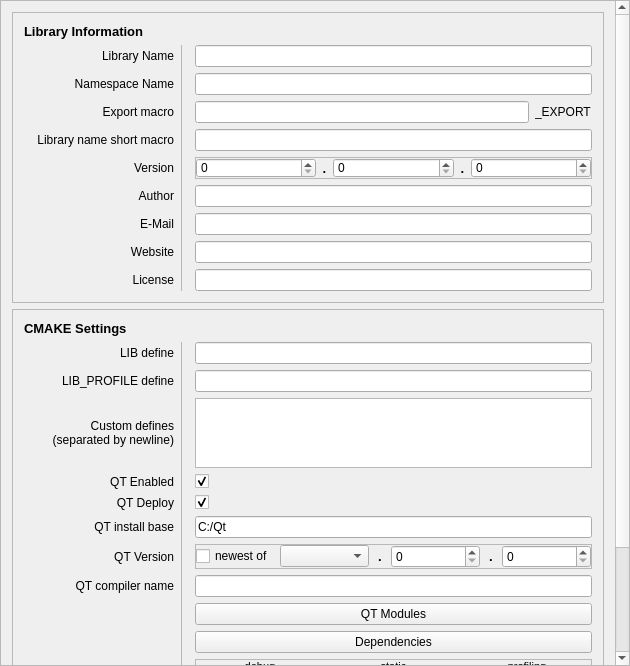
KROIA/CmakeLibCreator, file core/ui/ProjectSettingsDialog.ui: the form before one commit.
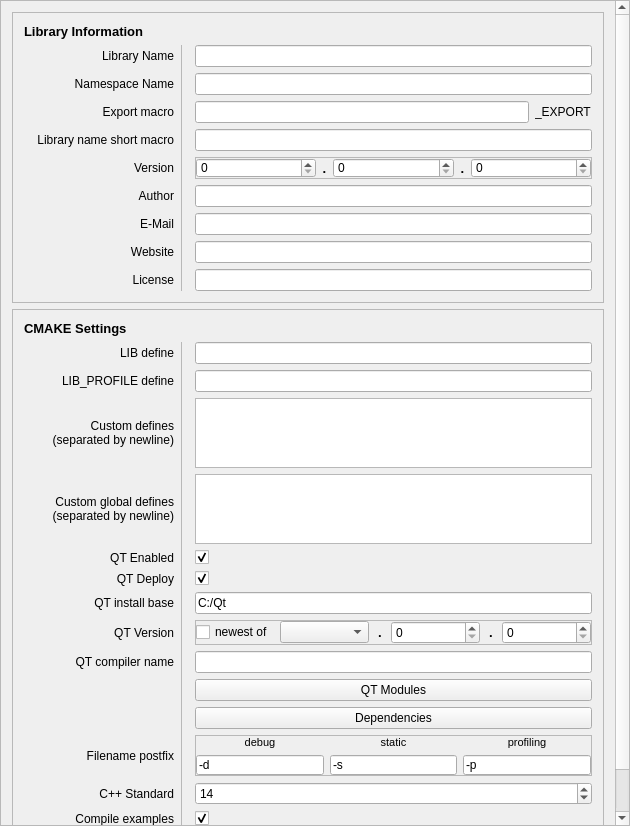
The form after the commit.

```diff
--- a/core/ui/ProjectSettingsDialog.ui
+++ b/core/ui/ProjectSettingsDialog.ui
@@ -7,7 +7,7 @@
     <x>0</x>
     <y>0</y>
     <width>630</width>
-    <height>666</height>
+    <height>826</height>
    </rect>
   </property>
   <property name="minimumSize">
@@ -44,9 +44,9 @@
       <property name="geometry">
        <rect>
         <x>0</x>
-        <y>-39</y>
+        <y>0</y>
         <width>614</width>
-        <height>779</height>
+        <height>855</height>
        </rect>
       </property>
       <layout class="QVBoxLayout" name="verticalLayout_2">
@@ -374,7 +374,101 @@
           <number>1</number>
          </property>
          <layout class="QGridLayout" name="gridLayout_2" columnminimumwidth="150,0,0,0">
-          <item row="11" column="3">
+          <item row="2" column="0">
+           <widget class="QLabel" name="label_12">
+            <property name="text">
+             <string>LIB_PROFILE define</string>
+            </property>
+            <property name="alignment">
+             <set>Qt::AlignRight|Qt::AlignTrailing|Qt::AlignVCenter</set>
+            </property>
+           </widget>
+          </item>
+          <item row="14" column="0">
+           <widget class="QLabel" name="label_20">
+            <property name="text">
+             <string>Compile examples</string>
+            </property>
+            <property name="alignment">
+             <set>Qt::AlignRight|Qt::AlignTrailing|Qt::AlignVCenter</set>
+            </property>
+           </widget>
+          </item>
+          <item row="14" column="3">
+           <widget class="QCheckBox" name="compileExamples_checkBox">
+            <property name="text">
+             <string/>
+            </property>
+            <property name="checked">
+             <bool>true</bool>
+            </property>
+           </widget>
+          </item>
+          <item row="6" column="0">
+           <widget class="QLabel" name="label_14">
+            <property name="text">
+             <string>QT Deploy</string>
+            </property>
+            <property name="alignment">
+             <set>Qt::AlignRight|Qt::AlignTrailing|Qt::AlignVCenter</set>
+            </property>
+           </widget>
+          </item>
+          <item row="12" column="0">
+           <widget class="QLabel" name="label_15">
+            <property name="text">
+             <string>Filename postfix</string>
+            </property>
+            <property name="alignment">
+             <set>Qt::AlignRight|Qt::AlignTrailing|Qt::AlignVCenter</set>
+            </property>
+           </widget>
+          </item>
+          <item row="5" column="3">
+           <widget class="QCheckBox" name="qtEnable_checkBox">
+            <property name="text">
+             <string/>
+            </property>
+            <property name="checked">
+             <bool>true</bool>
+            </property>
+           </widget>
+          </item>
+          <item row="5" column="0">
+           <widget class="QLabel" name="label_13">
+            <property name="text">
+             <string>QT Enabled</string>
+            </property>
+            <property name="alignment">
+             <set>Qt::AlignRight|Qt::AlignTrailing|Qt::AlignVCenter</set>
+            </property>
+           </widget>
+          </item>
+          <item row="7" column="3">
+           <widget class="QLineEdit" name="qt_installBasePath_lineEdit">
+            <property name="text">
+             <string>C:/Qt</string>
+            </property>
+           </widget>
+          </item>
+          <item row="9" column="3">
+           <widget class="QLineEdit" name="qt_compilerName_lineEdit"/>
+          </item>
+          <item row="3" column="3">
+           <widget class="QPlainTextEdit" name="customDefines_plainTextEdit">
+            <property name="plainText">
+             <string/>
+            </property>
+           </widget>
+          </item>
+          <item row="2" column="3">
+           <widget class="QLineEdit" name="libProfileDefine_lineEdit">
+            <property name="text">
+             <string/>
+            </property>
+           </widget>
+          </item>
+          <item row="12" column="3">
            <widget class="QFrame" name="version_frame_2">
             <property name="sizePolicy">
              <sizepolicy hsizetype="Minimum" vsizetype="Minimum">
@@ -500,26 +594,6 @@
             </layout>
            </widget>
           </item>
-          <item row="5" column="0">
-           <widget class="QLabel" name="label_14">
-            <property name="text">
-             <string>QT Deploy</string>
-            </property>
-            <property name="alignment">
-             <set>Qt::AlignRight|Qt::AlignTrailing|Qt::AlignVCenter</set>
-            </property>
-           </widget>
-          </item>
-          <item row="7" column="0">
-           <widget class="QLabel" name="label_26">
-            <property name="text">
-             <string>QT Version</string>
-            </property>
-            <property name="alignment">
-             <set>Qt::AlignRight|Qt::AlignTrailing|Qt::AlignVCenter</set>
-            </property>
-           </widget>
-          </item>
           <item row="1" column="3">
            <widget class="QLineEdit" name="libDefine_lineEdit">
             <property name="text">
@@ -527,54 +601,72 @@
             </property>
            </widget>
           </item>
-          <item row="14" column="3">
-           <widget class="QCheckBox" name="compileUnitTests_checkBox">
-            <property name="text">
-             <string/>
-            </property>
-            <property name="checked">
-             <bool>true</bool>
-            </property>
-           </widget>
-          </item>
-          <item row="2" column="0">
-           <widget class="QLabel" name="label_12">
-            <property name="text">
-             <string>LIB_PROFILE define</string>
-            </property>
-            <property name="alignment">
-             <set>Qt::AlignRight|Qt::AlignTrailing|Qt::AlignVCenter</set>
-            </property>
-           </widget>
-          </item>
-          <item row="13" column="0">
-           <widget class="QLabel" name="label_20">
-            <property name="text">
-             <string>Compile examples</string>
-            </property>
-            <property name="alignment">
-             <set>Qt::AlignRight|Qt::AlignTrailing|Qt::AlignVCenter</set>
-            </property>
-           </widget>
-          </item>
           <item row="10" column="3">
+           <widget class="QPushButton" name="qtModules_pushButton">
+            <property name="text">
+             <string>QT Modules</string>
+            </property>
+           </widget>
+          </item>
+          <item row="9" column="0">
+           <widget class="QLabel" name="label_30">
+            <property name="text">
+             <string>QT compiler name</string>
+            </property>
+            <property name="alignment">
+             <set>Qt::AlignRight|Qt::AlignTrailing|Qt::AlignVCenter</set>
+            </property>
+           </widget>
+          </item>
+          <item row="13" column="0">
+           <widget class="QLabel" name="label_19">
+            <property name="text">
+             <string>C++ Standard</string>
+            </property>
+            <property name="alignment">
+             <set>Qt::AlignRight|Qt::AlignTrailing|Qt::AlignVCenter</set>
+            </property>
+           </widget>
+          </item>
+          <item row="6" column="3">
+           <widget class="QCheckBox" name="qtDeploy_checkBox">
+            <property name="text">
+             <string/>
+            </property>
+            <property name="checked">
+             <bool>true</bool>
+            </property>
+           </widget>
+          </item>
+          <item row="3" column="0">
+           <widget class="QLabel" name="label_31">
+            <property name="text">
+             <string>Custom defines
+(separated by newline)</string>
+            </property>
+            <property name="alignment">
+             <set>Qt::AlignRight|Qt::AlignTrailing|Qt::AlignVCenter</set>
+            </property>
+           </widget>
+          </item>
+          <item row="8" column="0">
+           <widget class="QLabel" name="label_26">
+            <property name="text">
+             <string>QT Version</string>
+            </property>
+            <property name="alignment">
+             <set>Qt::AlignRight|Qt::AlignTrailing|Qt::AlignVCenter</set>
+            </property>
+           </widget>
+          </item>
+          <item row="11" column="3">
            <widget class="QPushButton" name="dependencies_pushButton">
             <property name="text">
              <string>Dependencies</string>
             </property>
            </widget>
           </item>
-          <item row="1" column="0">
-           <widget class="QLabel" name="label_11">
-            <property name="text">
-             <string>LIB define</string>
-            </property>
-            <property name="alignment">
-             <set>Qt::AlignRight|Qt::AlignTrailing|Qt::AlignVCenter</set>
-            </property>
-           </widget>
-          </item>
-          <item row="6" column="0">
+          <item row="7" column="0">
            <widget class="QLabel" name="label_29">
             <property name="text">
              <string>QT install base</string>
@@ -584,17 +676,40 @@
             </property>
            </widget>
           </item>
-          <item row="4" column="3">
-           <widget class="QCheckBox" name="qtEnable_checkBox">
+          <item row="13" column="3">
+           <widget class="QSpinBox" name="cxxStandard_spinBox">
+            <property name="value">
+             <number>14</number>
+            </property>
+           </widget>
+          </item>
+          <item row="1" column="1" rowspan="15">
+           <widget class="Line" name="line_2">
+            <property name="frameShadow">
+             <enum>QFrame::Raised</enum>
+            </property>
+            <property name="lineWidth">
+             <number>0</number>
+            </property>
+            <property name="midLineWidth">
+             <number>1</number>
+            </property>
+            <property name="orientation">
+             <enum>Qt::Vertical</enum>
+            </property>
+           </widget>
+          </item>
+          <item row="1" column="0">
+           <widget class="QLabel" name="label_11">
             <property name="text">
-             <string/>
+             <string>LIB define</string>
             </property>
-            <property name="checked">
-             <bool>true</bool>
+            <property name="alignment">
+             <set>Qt::AlignRight|Qt::AlignTrailing|Qt::AlignVCenter</set>
             </property>
            </widget>
           </item>
-          <item row="7" column="3">
+          <item row="8" column="3">
            <widget class="QFrame" name="frame">
             <property name="frameShape">
              <enum>QFrame::StyledPanel</enum>
@@ -686,61 +801,7 @@
             </layout>
            </widget>
           </item>
-          <item row="9" column="3">
-           <widget class="QPushButton" name="qtModules_pushButton">
-            <property name="text">
-             <string>QT Modules</string>
-            </property>
-           </widget>
-          </item>
-          <item row="5" column="3">
-           <widget class="QCheckBox" name="qtDeploy_checkBox">
-            <property name="text">
-             <string/>
-            </property>
-            <property name="checked">
-             <bool>true</bool>
-            </property>
-           </widget>
-          </item>
-          <item row="12" column="3">
-           <widget class="QSpinBox" name="cxxStandard_spinBox">
-            <property name="value">
-             <number>14</number>
-            </property>
-           </widget>
-          </item>
-          <item row="0" column="0" colspan="4">
-           <widget class="QLabel" name="label_10">
-            <property name="maximumSize">
-             <size>
-              <width>16777215</width>
-              <height>25</height>
-             </size>
-            </property>
-            <property name="font">
-             <font>
-              <pointsize>10</pointsize>
-              <weight>75</weight>
-              <bold>true</bold>
-             </font>
-            </property>
-            <property name="text">
-             <string>CMAKE Settings</string>
-            </property>
-           </widget>
-          </item>
-          <item row="8" column="0">
-           <widget class="QLabel" name="label_30">
-            <property name="text">
-             <string>QT compiler name</string>
-            </property>
-            <property name="alignment">
-             <set>Qt::AlignRight|Qt::AlignTrailing|Qt::AlignVCenter</set>
-            </property>
-           </widget>
-          </item>
-          <item row="14" column="0">
+          <item row="15" column="0">
            <widget class="QLabel" name="label_21">
             <property name="text">
              <string>Compile unittests</string>
@@ -750,54 +811,28 @@
             </property>
            </widget>
           </item>
-          <item row="12" column="0">
-           <widget class="QLabel" name="label_19">
-            <property name="text">
-             <string>C++ Standard</string>
+          <item row="0" column="0" colspan="4">
+           <widget class="QLabel" name="label_10">
+            <property name="maximumSize">
+             <size>
+              <width>16777215</width>
+              <height>25</height>
+             </size>
             </property>
-            <property name="alignment">
-             <set>Qt::AlignRight|Qt::AlignTrailing|Qt::AlignVCenter</set>
+            <property name="font">
+             <font>
+              <pointsize>10</pointsize>
+              <weight>75</weight>
+              <bold>true</bold>
+             </font>
             </property>
-           </widget>
-          </item>
-          <item row="6" column="3">
-           <widget class="QLineEdit" name="qt_installBasePath_lineEdit">
             <property name="text">
-             <string>C:/Qt</string>
+             <string>CMAKE Settings</string>
             </property>
            </widget>
           </item>
-          <item row="8" column="3">
-           <widget class="QLineEdit" name="qt_compilerName_lineEdit"/>
-          </item>
-          <item row="11" column="0">
-           <widget class="QLabel" name="label_15">
-            <property name="text">
-             <string>Filename postfix</string>
-            </property>
-            <property name="alignment">
-             <set>Qt::AlignRight|Qt::AlignTrailing|Qt::AlignVCenter</set>
-            </property>
-           </widget>
-          </item>
-          <item row="1" column="1" rowspan="14">
-           <widget class="Line" name="line_2">
-            <property name="frameShadow">
-             <enum>QFrame::Raised</enum>
-            </property>
-            <property name="lineWidth">
-             <number>0</number>
-            </property>
-            <property name="midLineWidth">
-             <number>1</number>
-            </property>
-            <property name="orientation">
-             <enum>Qt::Vertical</enum>
-            </property>
-           </widget>
-          </item>
-          <item row="13" column="3">
-           <widget class="QCheckBox" name="compileExamples_checkBox">
+          <item row="15" column="3">
+           <widget class="QCheckBox" name="compileUnitTests_checkBox">
             <property name="text">
              <string/>
             </property>
@@ -806,34 +841,13 @@
             </property>
            </widget>
           </item>
-          <item row="2" column="3">
-           <widget class="QLineEdit" name="libProfileDefine_lineEdit">
-            <property name="text">
-             <string/>
-            </property>
-           </widget>
+          <item row="4" column="3">
+           <widget class="QPlainTextEdit" name="customGlobalDefines_plainTextEdit"/>
           </item>
           <item row="4" column="0">
-           <widget class="QLabel" name="label_13">
+           <widget class="QLabel" name="label_32">
             <property name="text">
-             <string>QT Enabled</string>
-            </property>
-            <property name="alignment">
-             <set>Qt::AlignRight|Qt::AlignTrailing|Qt::AlignVCenter</set>
-            </property>
-           </widget>
-          </item>
-          <item row="3" column="3">
-           <widget class="QPlainTextEdit" name="customDefines_plainTextEdit">
-            <property name="plainText">
-             <string/>
-            </property>
-           </widget>
-          </item>
-          <item row="3" column="0">
-           <widget class="QLabel" name="label_31">
-            <property name="text">
-             <string>Custom defines
+             <string>Custom global defines
 (separated by newline)</string>
             </property>
             <property name="alignment">
```
